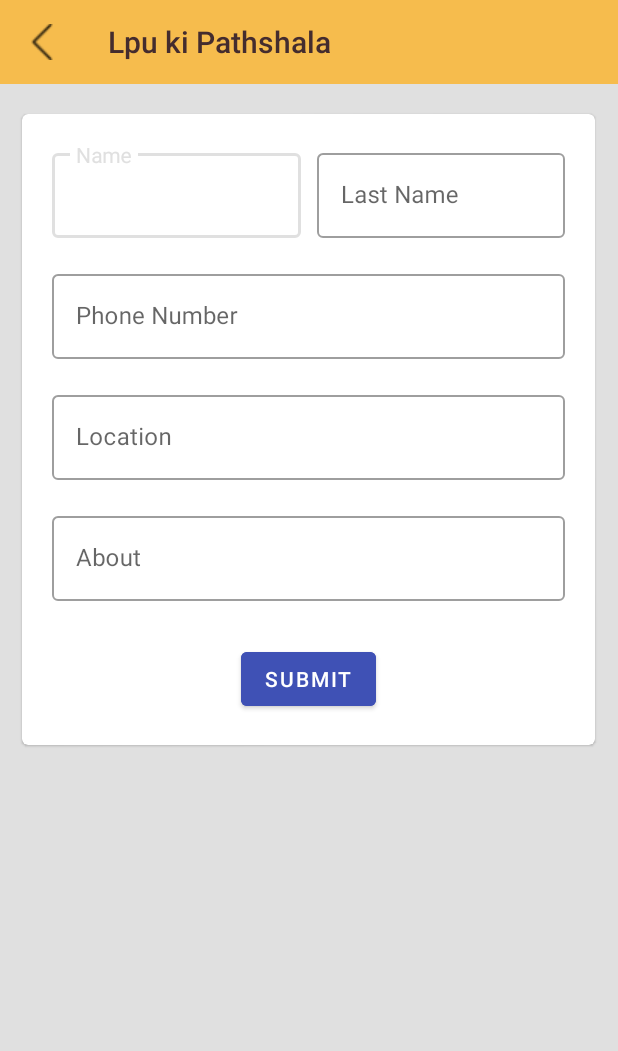
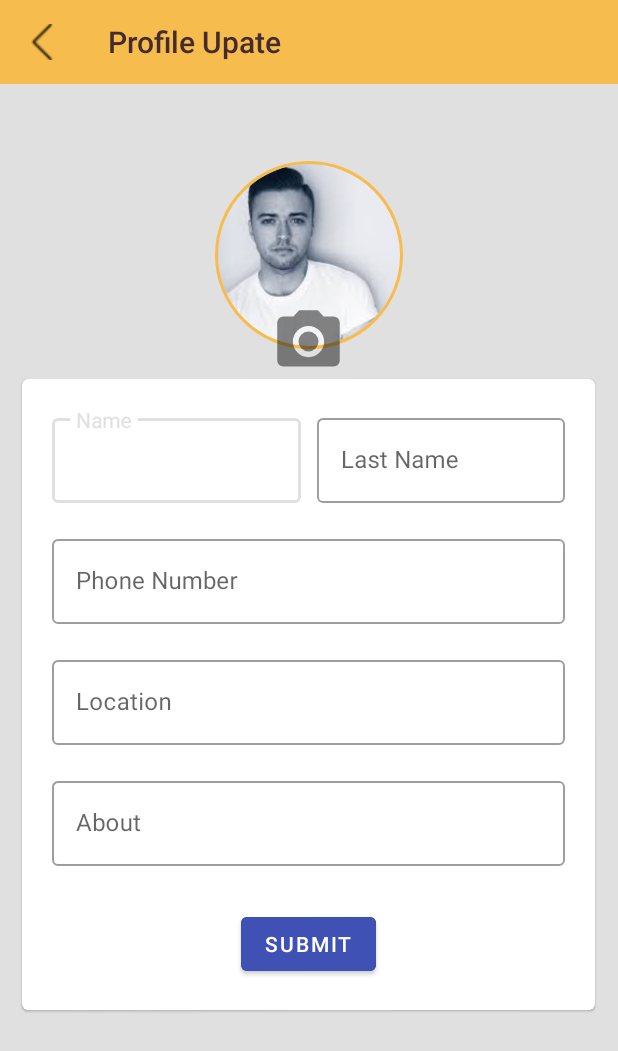
Before and after one commit to yashjainyj/LpukiPathshala, an Android app: the layout edit_profile.xml on its own in the app's theme, with its tools: preview values and no code run, on a phone screen of 412 x 824 dp. Shown: the top 1051 px of the screen. Run offline under Robolectric (Android 15) with nearby library versions, the phone set to English and light mode, and no system bars.

```diff
--- a/app/build.gradle
+++ b/app/build.gradle
@@ -29,8 +29,9 @@ dependencies {
     implementation 'com.google.firebase:firebase-auth:16.1.0'
     implementation "com.google.android.gms:play-services-base:16.1.0"
     implementation "com.google.android.gms:play-services-gcm:16.0.0"
+    implementation 'com.google.firebase:firebase-storage:16.0.1'
     testImplementation 'junit:junit:4.12'
-    implementation(name:"truesdk-0.7-releasePartner", ext: "aar")
+    implementation(name: "truesdk-0.7-releasePartner", ext: "aar")
     androidTestImplementation 'com.android.support.test:runner:1.0.2'
     implementation 'com.android.support:cardview-v7:28.0.0-alpha3'
     androidTestImplementation 'com.android.support.test.espresso:espresso-core:3.0.2'
--- a/app/src/main/java/com/example/lpukipathshala/DataModels/UserDetails.java
+++ b/app/src/main/java/com/example/lpukipathshala/DataModels/UserDetails.java
@@ -17,6 +17,7 @@ public class UserDetails {
         this.location = location;
         this.about = about;
     }
+    public  UserDetails() {}
 
     public String getFname() {
         return fname;
--- a/app/src/main/java/com/example/lpukipathshala/Login_Fragment/Login.java
+++ b/app/src/main/java/com/example/lpukipathshala/Login_Fragment/Login.java
@@ -19,6 +19,7 @@ import android.widget.Toast;
 
 import com.example.lpukipathshala.HomeActivity;
 import com.example.lpukipathshala.MainActivity;
+import com.example.lpukipathshala.MyUtility;
 import com.example.lpukipathshala.R;
 import com.google.android.gms.tasks.OnCompleteListener;
 import com.google.android.gms.tasks.Task;
@@ -26,6 +27,7 @@ import com.google.firebase.FirebaseApp;
 import com.google.firebase.auth.AuthResult;
 import com.google.firebase.auth.FirebaseAuth;
 import com.google.firebase.auth.FirebaseUser;
+import com.google.firebase.firestore.FirebaseFirestore;
 
 import java.util.concurrent.Executor;
 
@@ -34,7 +36,7 @@ public class Login extends Fragment implements View.OnClickListener {
     FirebaseAuth mAuth;
     TextInputEditText email,password;
     MaterialButton login;
-    ProgressDialog progressDialog ;
+    ProgressDialog progressDialog;
     @Nullable
     @Override
     public View onCreateView(@NonNull LayoutInflater inflater, @Nullable ViewGroup container, @Nullable Bundle savedInstanceState) {
@@ -64,7 +66,9 @@ public class Login extends Fragment implements View.OnClickListener {
                     @Override
                     public void onComplete(Task<AuthResult> task) {
                         if (task.isSuccessful()) {
+                            MyUtility.USER_ID = mAuth.getUid();
                             // Sign in success, update UI with the si   gned-in user's information
+
                             Intent intent = new Intent(view.getContext(),HomeActivity.class);
                             startActivity(intent);
                             getActivity().finish();
--- a/app/src/main/java/com/example/lpukipathshala/Login_Fragment/Register.java
+++ b/app/src/main/java/com/example/lpukipathshala/Login_Fragment/Register.java
@@ -15,6 +15,8 @@ import android.widget.EditText;
 import android.widget.Toast;
 
 import com.example.lpukipathshala.HomeActivity;
+import com.example.lpukipathshala.MyUtility;
+import com.example.lpukipathshala.Myaccount.EditProfile;
 import com.example.lpukipathshala.R;
 import com.google.android.gms.tasks.OnCompleteListener;
 import com.google.android.gms.tasks.Task;
@@ -60,7 +62,9 @@ public class Register extends Fragment {
                             if (task.isSuccessful()) {
                                 Toast.makeText(view.getContext(), "Successfull", Toast.LENGTH_SHORT).show();
                                 FirebaseUser firebaseUser = mAuth.getCurrentUser();
-                                Intent intent = new Intent(view.getContext(), HomeActivity.class);
+                                MyUtility.USER_ID = mAuth.getUid();
+                                Intent intent = new Intent(view.getContext(), EditProfile.class);
+
                                 startActivity(intent);
                                 getActivity().finish();
                             } else {
--- a/app/src/main/java/com/example/lpukipathshala/MyUtility.java
+++ b/app/src/main/java/com/example/lpukipathshala/MyUtility.java
@@ -9,5 +9,5 @@ public class MyUtility {
     public static final String  USER_COLLECTION="USERS";
     public static final String  BOOKS_COLLECTION="BOOKS";
     public static final String  PROJECT_COLLECTION="PROJECT";
-
+    public static  String USER_ID;
 }
--- /dev/null
+++ b/app/src/main/res/drawable/ic_photo_camera_black_24dp.xml
@@ -0,0 +1,6 @@
+<vector android:alpha="0.47" android:height="24dp"
+    android:viewportHeight="24.0" android:viewportWidth="24.0"
+    android:width="24dp" xmlns:android="http://schemas.android.com/apk/res/android">
+    <path android:fillColor="#FF000000" android:pathData="M12,12m-3.2,0a3.2,3.2 0,1 1,6.4 0a3.2,3.2 0,1 1,-6.4 0"/>
+    <path android:fillColor="#FF000000" android:pathData="M9,2L7.17,4L4,4c-1.1,0 -2,0.9 -2,2v12c0,1.1 0.9,2 2,2h16c1.1,0 2,-0.9 2,-2L22,6c0,-1.1 -0.9,-2 -2,-2h-3.17L15,2L9,2zM12,17c-2.76,0 -5,-2.24 -5,-5s2.24,-5 5,-5 5,2.24 5,5 -2.24,5 -5,5z"/>
+</vector>
--- a/app/src/main/res/layout/edit_profile.xml
+++ b/app/src/main/res/layout/edit_profile.xml
@@ -2,6 +2,7 @@
 <RelativeLayout xmlns:android="http://schemas.android.com/apk/res/android"
     android:layout_width="match_parent"
     android:layout_height="match_parent"
+    xmlns:tools="http://schemas.android.com/tools"
     android:background="@color/colorPrimary"
     xmlns:app="http://schemas.android.com/apk/res-auto">
 
@@ -11,7 +12,7 @@
         android:layout_height="?attr/actionBarSize"
         android:id="@+id/app_bar"
         style="@style/Widget.Shrine.Toolbar"
-        app:title="@string/app_name"
+        app:title="Profile Upate"
         app:navigationIcon="@drawable/back"
         ></android.support.v7.widget.Toolbar>
 
@@ -23,6 +24,27 @@
         <RelativeLayout
             android:layout_width="wrap_content"
             android:layout_height="wrap_content">
+
+            <de.hdodenhof.circleimageview.CircleImageView
+                android:layout_width="125dp"
+                android:layout_height="125dp"
+                android:src="@drawable/profilepic"
+                tools:layout_editor_absoluteY="168dp"
+                tools:layout_editor_absoluteX="142dp"
+                app:civ_border_width="2dp"
+                app:civ_border_color="@color/colorAccent"
+                android:layout_marginTop="51dp"
+                android:id="@+id/circleImageView"
+                android:layout_centerHorizontal="true"/>
+
+            <ImageView
+                android:layout_width="50dp"
+                android:layout_height="50dp"
+                android:src="@drawable/ic_photo_camera_black_24dp"
+                android:layout_below="@id/circleImageView"
+                android:layout_marginTop="-30dp"
+                android:layout_centerHorizontal="true"
+                />
             <android.support.design.card.MaterialCardView
                 android:background="@drawable/profile"
                 android:layout_width="match_parent"
@@ -30,6 +52,7 @@
                 android:layout_marginLeft="30dp"
                 android:layout_marginTop="20dp"
                 android:id="@+id/cartdetail"
+                android:layout_below="@+id/circleImageView"
                 android:layout_marginBottom="25dp"
                 android:layout_centerHorizontal="true">
 
@@ -100,7 +123,8 @@
                             android:layout_width="match_parent"
                             android:id="@+id/phonenumber1"
                             android:layout_height="wrap_content"
-                            android:inputType="text"
+                            android:inputType="number"
+                            android:maxLength="10"
                             android:maxLines="1" />
                     </android.support.design.widget.TextInputLayout>
 
```
Also changed, not shown: app/src/main/java/com/example/lpukipathshala/Myaccount/AccountDetails.java (+79 -8 lines), app/src/main/java/com/example/lpukipathshala/Myaccount/EditProfile.java (+116 -24 lines), 1 other file.
